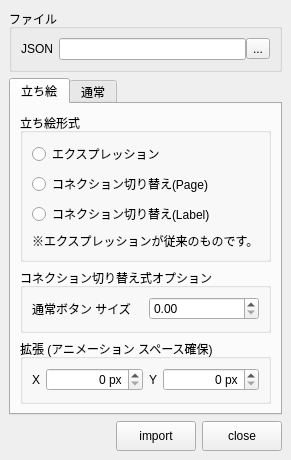
This is app/fusion/python/rs_fusion/tool/importer/importer.ui in nakano000/Resolve_Script as Qt 5 draws it before an edit. The edited form follows.
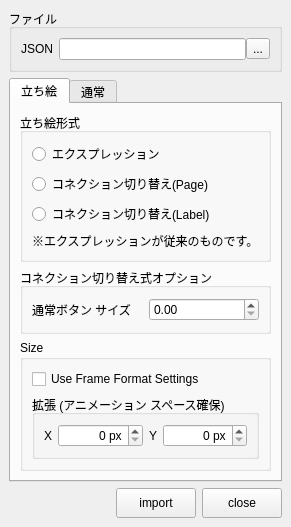
This is the edited form.

Commit message: Use Frame Format Settings オプション追加

What changed in the file:
```diff
--- a/app/fusion/python/rs_fusion/tool/importer/importer.ui
+++ b/app/fusion/python/rs_fusion/tool/importer/importer.ui
@@ -6,15 +6,15 @@
    <rect>
     <x>0</x>
     <y>0</y>
-    <width>269</width>
-    <height>396</height>
+    <width>276</width>
+    <height>450</height>
    </rect>
   </property>
   <property name="windowTitle">
    <string>MainWindow</string>
   </property>
   <widget class="QWidget" name="centralwidget">
-   <layout class="QVBoxLayout" name="verticalLayout_4">
+   <layout class="QVBoxLayout" name="verticalLayout_7">
     <item>
      <widget class="QGroupBox" name="fileGroupBox">
       <property name="title">
@@ -119,6 +119,19 @@
          </widget>
         </item>
         <item>
+         <widget class="QGroupBox" name="groupBox">
+          <property name="title">
+           <string>Size</string>
+          </property>
+          <layout class="QVBoxLayout" name="verticalLayout_4">
+           <item>
+            <widget class="QCheckBox" name="useFrameFormatSettingsCheckBox">
+             <property name="text">
+              <string>Use Frame Format Settings</string>
+             </property>
+            </widget>
+           </item>
+           <item>
          <widget class="QGroupBox" name="expandGroupBox">
           <property name="title">
            <string>拡張 (アニメーション スペース確保)</string>
@@ -179,6 +192,9 @@
               </widget>
              </item>
             </layout>
+              </item>
+             </layout>
+            </widget>
            </item>
           </layout>
          </widget>
```
Lines whose indentation alone changed are shown as unchanged. The commit also changes 2 other files.
